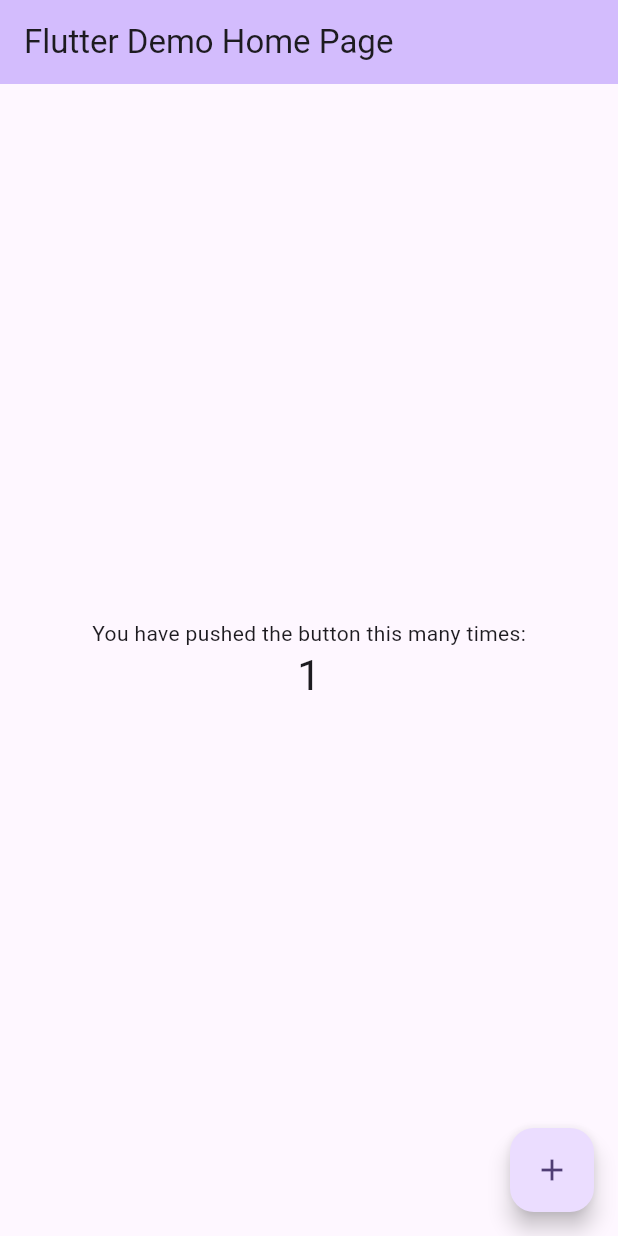
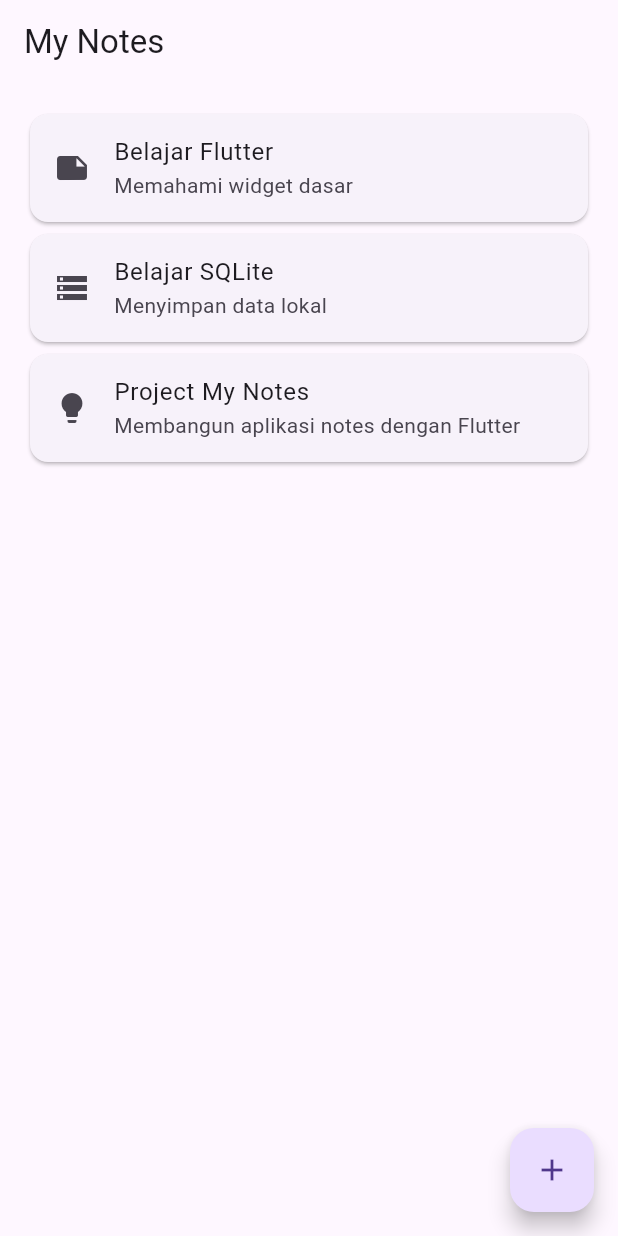
Before and after one commit to alenheriyanto/from_zero_to_apk, a Flutter app: the screen it shows after launch, after a tap on the "add" icon, on a phone screen of 412 x 824 dp. Run offline on Flutter 3.47's test engine with Material 3 defaults, Android fonts, the phone set to English and light mode, and no system bars.

Commit message:
feat: build flutter ui fundamentals

```diff
--- a/lib/main.dart
+++ b/lib/main.dart
@@ -7,114 +7,69 @@
 class MyApp extends StatelessWidget {
   const MyApp({super.key});
 
-  // This widget is the root of your application.
   @override
   Widget build(BuildContext context) {
     return MaterialApp(
-      title: 'Flutter Demo',
-      theme: ThemeData(
-        // This is the theme of your application.
-        //
-        // TRY THIS: Try running your application with "flutter run". You'll see
-        // the application has a purple toolbar. Then, without quitting the app,
-        // try changing the seedColor in the colorScheme below to Colors.green
-        // and then invoke "hot reload" (save your changes or press the "hot
-        // reload" button in a Flutter-supported IDE, or press "r" if you used
-        // the command line to start the app).
-        //
-        // Notice that the counter didn't reset back to zero; the application
-        // state is not lost during the reload. To reset the state, use hot
-        // restart instead.
-        //
-        // This works for code too, not just values: Most code changes can be
-        // tested with just a hot reload.
-        colorScheme: .fromSeed(seedColor: Colors.deepPurple),
-      ),
-      home: const MyHomePage(title: 'Flutter Demo Home Page'),
+      debugShowCheckedModeBanner: false,
+      home: const NotesPage(),
     );
   }
 }
 
-class MyHomePage extends StatefulWidget {
-  const MyHomePage({super.key, required this.title});
+class NotesPage extends StatelessWidget {
+  const NotesPage({super.key});
 
-  // This widget is the home page of your application. It is stateful, meaning
-  // that it has a State object (defined below) that contains fields that affect
-  // how it looks.
-
-  // This class is the configuration for the state. It holds the values (in this
-  // case the title) provided by the parent (in this case the App widget) and
-  // used by the build method of the State. Fields in a Widget subclass are
-  // always marked "final".
-
-  final String title;
-
-  @override
-  State<MyHomePage> createState() => _MyHomePageState();
-}
-
-class _MyHomePageState extends State<MyHomePage> {
-  int _counter = 0;
-
-  void _incrementCounter() {
-    setState(() {
-      // This call to setState tells the Flutter framework that something has
-      // changed in this State, which causes it to rerun the build method below
-      // so that the display can reflect the updated values. If we changed
-      // _counter without calling setState(), then the build method would not be
-      // called again, and so nothing would appear to happen.
-      _counter++;
-    });
-  }
+  final notes = const [
+    {
+      'title': 'Belajar Flutter',
+      'content': 'Memahami widget dasar',
+    },
+    {
+      'title': 'Belajar SQLite',
+      'content': 'Menyimpan data lokal',
+    },
+    {
+      'title': 'Project My Notes',
+      'content': 'Membangun aplikasi notes dengan Flutter',
+    },
+  ];
 
   @override
   Widget build(BuildContext context) {
-    // This method is rerun every time setState is called, for instance as done
-    // by the _incrementCounter method above.
-    //
-    // The Flutter framework has been optimized to make rerunning build methods
-    // fast, so that you can just rebuild anything that needs updating rather
-    // than having to individually change instances of widgets.
     return Scaffold(
       appBar: AppBar(
-        // TRY THIS: Try changing the color here to a specific color (to
-        // Colors.amber, perhaps?) and trigger a hot reload to see the AppBar
-        // change color while the other colors stay the same.
-        backgroundColor: Theme.of(context).colorScheme.inversePrimary,
-        // Here we take the value from the MyHomePage object that was created by
-        // the App.build method, and use it to set our appbar title.
-        title: Text(widget.title),
+        title: const Text('My Notes'),
       ),
-      body: Center(
-        // Center is a layout widget. It takes a single child and positions it
-        // in the middle of the parent.
-        child: Column(
-          // Column is also a layout widget. It takes a list of children and
-          // arranges them vertically. By default, it sizes itself to fit its
-          // children horizontally, and tries to be as tall as its parent.
-          //
-          // Column has various properties to control how it sizes itself and
-          // how it positions its children. Here we use mainAxisAlignment to
-          // center the children vertically; the main axis here is the vertical
-          // axis because Columns are vertical (the cross axis would be
-          // horizontal).
-          //
-          // TRY THIS: Invoke "debug painting" (choose the "Toggle Debug Paint"
-          // action in the IDE, or press "p" in the console), to see the
-          // wireframe for each widget.
-          mainAxisAlignment: .center,
-          children: [
-            const Text('You have pushed the button this many times:'),
-            Text(
-              '$_counter',
-              style: Theme.of(context).textTheme.headlineMedium,
+      body: ListView(
+        padding: const EdgeInsets.all(16),
+        children: [
+          Card(
+            child: ListTile(
+              leading: const Icon(Icons.note),
+              title: Text(notes[0]['title']!),
+              subtitle: Text(notes[0]['content']!),
             ),
-          ],
-        ),
+          ),
+          Card(
+            child: ListTile(
+              leading: const Icon(Icons.storage),
+              title: Text(notes[1]['title']!),
+              subtitle: Text(notes[1]['content']!),
+            ),
+          ),
+          Card(
+            child: ListTile(
+              leading: const Icon(Icons.lightbulb),
+              title: Text(notes[2]['title']!),
+              subtitle: Text(notes[2]['content']!),
+            ),
+          ),
+        ],
       ),
       floatingActionButton: FloatingActionButton(
-        onPressed: _incrementCounter,
-        tooltip: 'Increment',
+        onPressed: () {
+          // Akan digunakan pada Modul 04.
+        },
         child: const Icon(Icons.add),
       ),
     );
```
